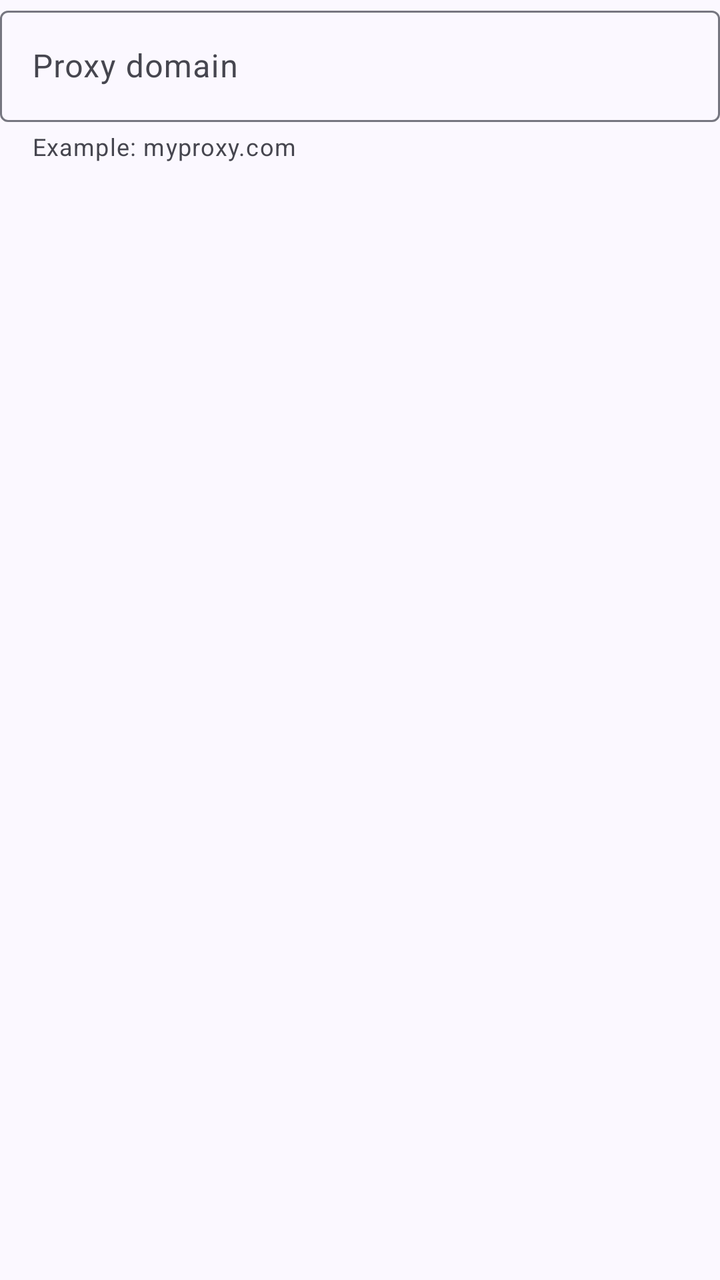
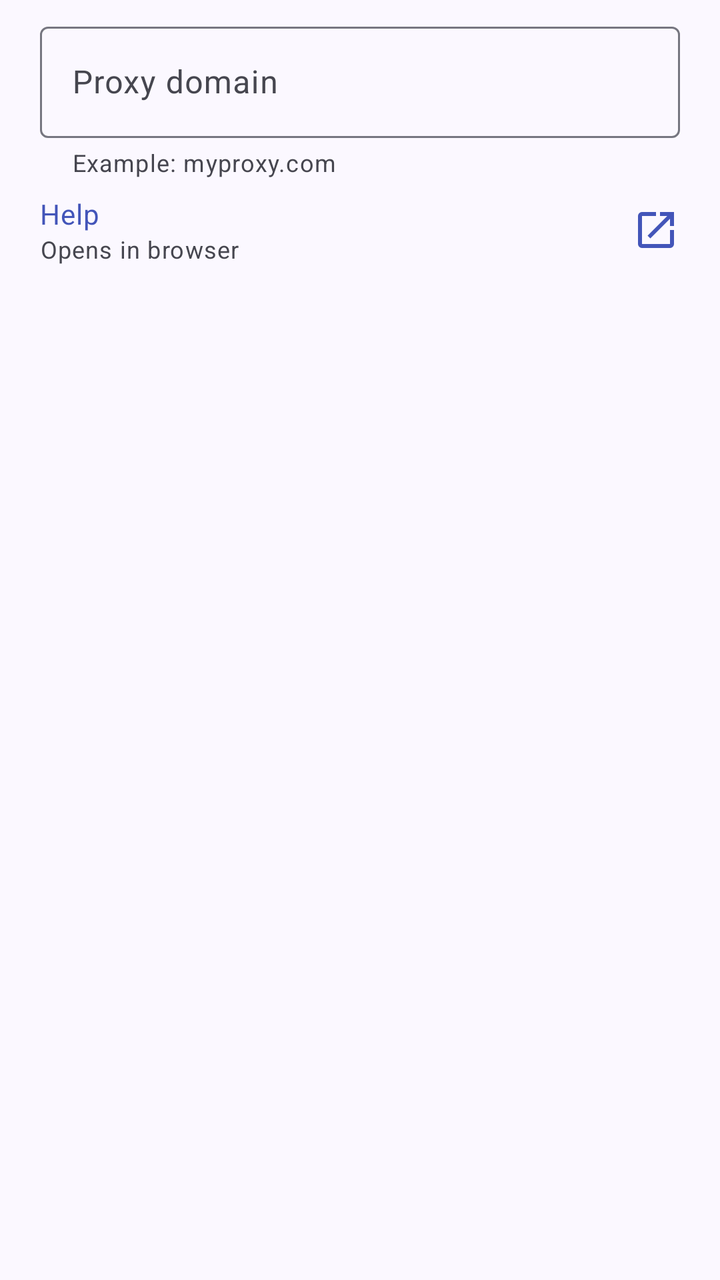

Screens rendered from an Android XML layout before and after an edit, with the pre-edit source and the edit as a unified diff.
<!-- AndroidManifest.xml: application theme Theme.FixupXer -->
<!-- res/layout/dialog_add_custom_proxy.xml -->
<?xml version="1.0" encoding="utf-8"?>
<com.google.android.material.textfield.TextInputLayout
    xmlns:android="http://schemas.android.com/apk/res/android"
    xmlns:app="http://schemas.android.com/apk/res-auto"
    style="@style/Widget.Material3.TextInputLayout.OutlinedBox"
    android:id="@+id/customProxyInputLayout"
    android:layout_width="match_parent"
    android:layout_height="wrap_content"
    android:layout_marginStart="@dimen/custom_proxy_dialog_margin_horizontal"
    android:layout_marginEnd="@dimen/custom_proxy_dialog_margin_horizontal"
    android:layout_marginTop="@dimen/custom_proxy_dialog_margin_top"
    android:hint="@string/instagram_proxy_add_hint"
    app:errorEnabled="true"
    app:helperText="@string/instagram_proxy_add_example">

    <com.google.android.material.textfield.TextInputEditText
        android:id="@+id/customProxyInput"
        android:layout_width="match_parent"
        android:layout_height="wrap_content"
        android:inputType="textUri"
        android:maxLines="1"
        android:imeOptions="actionDone" />

</com.google.android.material.textfield.TextInputLayout>
<!-- resources referenced by this layout -->
<resources>
  <dimen name="custom_proxy_dialog_margin_horizontal">20dp</dimen>
  <dimen name="custom_proxy_dialog_margin_top">8dp</dimen>
  <string name="instagram_proxy_add_example">Example: myproxy.com</string>
  <string name="instagram_proxy_add_hint">Proxy domain</string>
  <style name="Theme.FixupXer" parent="Base.Theme.FixupXer" />
  <color name="md_theme_primary">#4355B9</color>
  <color name="md_theme_onPrimary">#FFFFFF</color>
  <color name="md_theme_primaryContainer">#DEE0FF</color>
  <color name="md_theme_onPrimaryContainer">#00105C</color>
  <color name="md_theme_secondary">#5B5D72</color>
  <color name="md_theme_onSecondary">#FFFFFF</color>
  <color name="md_theme_secondaryContainer">#E0E1F9</color>
  <color name="md_theme_onSecondaryContainer">#181A2C</color>
  <color name="md_theme_tertiary">#77536D</color>
  <color name="md_theme_onTertiary">#FFFFFF</color>
  <color name="md_theme_tertiaryContainer">#FFD7F1</color>
  <color name="md_theme_onTertiaryContainer">#2D1228</color>
  <color name="md_theme_error">#BA1A1A</color>
  <color name="md_theme_onError">#FFFFFF</color>
  <color name="md_theme_errorContainer">#FFDAD6</color>
  <color name="md_theme_onErrorContainer">#410002</color>
  <color name="md_theme_background">#FBF8FF</color>
  <color name="md_theme_onBackground">#1B1B21</color>
  <color name="md_theme_surface">#FBF8FF</color>
  <color name="md_theme_onSurface">#1B1B21</color>
  <color name="md_theme_surfaceVariant">#E3E1EC</color>
  <color name="md_theme_onSurfaceVariant">#46464F</color>
  <color name="md_theme_outline">#767680</color>
  <color name="md_theme_outlineVariant">#C7C5D0</color>
  <color name="md_theme_surfaceContainerLowest">#FFFFFF</color>
  <color name="md_theme_surfaceContainerLow">#F5F2FA</color>
  <color name="md_theme_surfaceContainer">#EFEDF4</color>
  <color name="md_theme_surfaceContainerHigh">#E9E7EF</color>
  <color name="md_theme_surfaceContainerHighest">#E4E1E9</color>
  <color name="md_theme_inverseSurface">#303036</color>
  <color name="md_theme_inverseOnSurface">#F2EFF7</color>
  <color name="md_theme_inversePrimary">#BAC3FF</color>
  <style name="CardStyle" parent="Widget.Material3.CardView.Elevated">
          <item name="cardCornerRadius">@dimen/card_corner_radius</item>
          <item name="cardElevation">0dp</item>
          <item name="strokeWidth">@dimen/card_stroke_width</item>
          <item name="strokeColor">@color/md_theme_outlineVariant</item>
      </style>
  <style name="SwitchStyle" parent="Widget.Material3.CompoundButton.MaterialSwitch" />
  <style name="ButtonStyle" parent="Widget.Material3.Button" />
  <dimen name="card_corner_radius">12dp</dimen>
  <dimen name="card_stroke_width">1dp</dimen>
  <!-- unchanged entries left out for length: 1 -->
</resources>

<!-- the commit's change to res/layout/dialog_add_custom_proxy.xml (unified diff, before → after) -->
@@ -1,14 +1,17 @@
 <?xml version="1.0" encoding="utf-8"?>
+<LinearLayout xmlns:android="http://schemas.android.com/apk/res/android"
+    xmlns:app="http://schemas.android.com/apk/res-auto"
+    android:layout_width="match_parent"
+    android:layout_height="wrap_content"
+    android:paddingStart="@dimen/custom_proxy_dialog_margin_horizontal"
+    android:paddingEnd="@dimen/custom_proxy_dialog_margin_horizontal"
+    android:paddingTop="@dimen/custom_proxy_dialog_margin_top"
+    android:orientation="vertical">
 <com.google.android.material.textfield.TextInputLayout
-    xmlns:android="http://schemas.android.com/apk/res/android"
-    xmlns:app="http://schemas.android.com/apk/res-auto"
     style="@style/Widget.Material3.TextInputLayout.OutlinedBox"
     android:id="@+id/customProxyInputLayout"
     android:layout_width="match_parent"
     android:layout_height="wrap_content"
-    android:layout_marginStart="@dimen/custom_proxy_dialog_margin_horizontal"
-    android:layout_marginEnd="@dimen/custom_proxy_dialog_margin_horizontal"
-    android:layout_marginTop="@dimen/custom_proxy_dialog_margin_top"
     android:hint="@string/instagram_proxy_add_hint"
     app:errorEnabled="true"
     app:helperText="@string/instagram_proxy_add_example">
@@ -22,3 +25,54 @@
         android:imeOptions="actionDone" />
 
 </com.google.android.material.textfield.TextInputLayout>
+
+    <include
+        android:id="@+id/customProxyHelp"
+        layout="@layout/view_help_link"
+        android:layout_width="match_parent"
+        android:layout_height="wrap_content" />
+</LinearLayout>
+<!-- res/layout/view_help_link.xml (included above) -->
+<?xml version="1.0" encoding="utf-8"?>
+<LinearLayout xmlns:android="http://schemas.android.com/apk/res/android"
+    xmlns:app="http://schemas.android.com/apk/res-auto"
+    android:layout_width="match_parent"
+    android:layout_height="wrap_content"
+    android:minHeight="@dimen/min_touch_target_size"
+    android:paddingTop="@dimen/padding_small"
+    android:paddingBottom="@dimen/padding_small"
+    android:background="?attr/selectableItemBackground"
+    android:clickable="true"
+    android:focusable="true"
+    android:gravity="center_vertical"
+    android:orientation="horizontal">
+
+    <LinearLayout
+        android:layout_width="0dp"
+        android:layout_height="wrap_content"
+        android:layout_weight="1"
+        android:importantForAccessibility="noHideDescendants"
+        android:orientation="vertical">
+        <TextView
+            android:id="@+id/textHelpTitle"
+            android:layout_width="match_parent"
+            android:layout_height="wrap_content"
+            android:text="@string/help"
+            android:textAppearance="@style/TextAppearance.Material3.BodyMedium"
+            android:textColor="?attr/colorPrimary" />
+        <TextView
+            android:layout_width="match_parent"
+            android:layout_height="wrap_content"
+            android:text="@string/help_opens_in_browser"
+            android:textAppearance="@style/TextAppearance.Material3.BodySmall"
+            android:textColor="?attr/colorOnSurfaceVariant" />
+    </LinearLayout>
+
+    <ImageView
+        android:layout_width="24dp"
+        android:layout_height="24dp"
+        android:layout_marginStart="@dimen/padding_small"
+        android:importantForAccessibility="no"
+        android:src="@drawable/ic_open_external"
+        app:tint="?attr/colorPrimary" />
+</LinearLayout>
<!-- resource entries referenced after the edit -->
@@ -2,6 +2,18 @@
 <resources>
   <dimen name="custom_proxy_dialog_margin_horizontal">20dp</dimen>
   <dimen name="custom_proxy_dialog_margin_top">8dp</dimen>
+  <dimen name="min_touch_target_size">48dp</dimen>
+  <dimen name="padding_small">8dp</dimen>
+  <!-- drawable ic_open_external (drawable) -->
+  <?xml version="1.0" encoding="utf-8"?>
+  <vector xmlns:android="http://schemas.android.com/apk/res/android"
+      android:width="24dp" android:height="24dp"
+      android:viewportWidth="24" android:viewportHeight="24">
+      <path android:fillColor="@android:color/black"
+          android:pathData="M19,19H5V5h7V3H5a2,2 0,0 0,-2 2v14a2,2 0,0 0,2 2h14a2,2 0,0 0,2 -2v-7h-2zM14,3v2h3.59L7.76,14.83l1.41,1.41L19,6.41V10h2V3z" />
+  </vector>
+  <string name="help">Help</string>
+  <string name="help_opens_in_browser">Opens in browser</string>
   <string name="instagram_proxy_add_example">Example: myproxy.com</string>
   <string name="instagram_proxy_add_hint">Proxy domain</string>
   <style name="Theme.FixupXer" parent="Base.Theme.FixupXer" />
